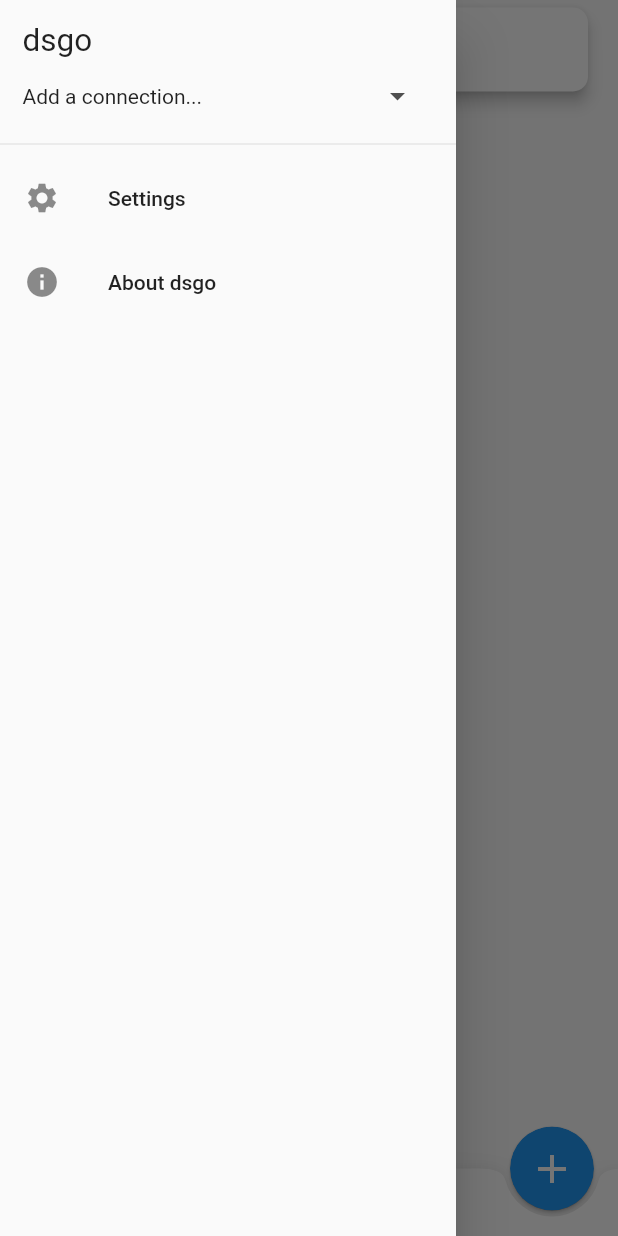
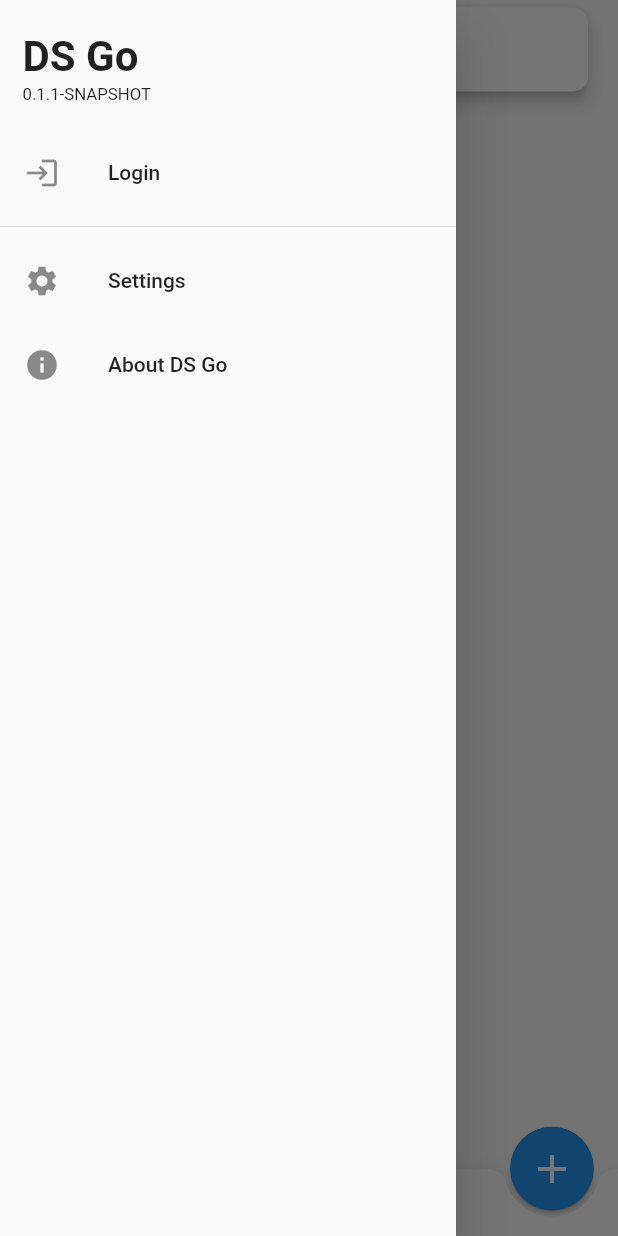
Before and after one commit to tingtingths/dsgo, a Flutter app: the screen it shows after launch, with the side drawer open, on a phone screen of 412 x 824 dp. Run offline on Flutter 3.47's test engine with Material 2 defaults, Android fonts, the phone set to English and light mode, and no system bars; our stand-ins replace file_picker, flutter_bloc, flutter_secure_storage, localstorage, package_info_plus, tuple; missing offline and left inert: synoapi; accounts and stored records are empty.

Commit message:
refactor: limit connection to 1.

```diff
--- a/lib/bloc/syno_api_bloc.dart
+++ b/lib/bloc/syno_api_bloc.dart
@@ -188,6 +188,7 @@
   set apiContext(APIContext? value) {
     l.info('setApiContext(); $value');
     context = value;
+    _dsApi = null;
     if (context != null) _dsApi = DownloadStationAPI(context!);
   }
 
--- a/lib/main.dart
+++ b/lib/main.dart
@@ -54,6 +54,10 @@
 
     // auto update api context when connection changed
     connectionBloc.stream.listen((event) {
+      if (event.activeConnection == null) {
+        apiBloc.apiContext = null;
+      }
+
       if (event.activeConnection != null && lastConnection != event.activeConnection) {
         var c = event.activeConnection!;
         if (c.uri == null) return;
--- a/lib/page/drawer.dart
+++ b/lib/page/drawer.dart
@@ -1,4 +1,6 @@
 import 'package:animations/animations.dart';
+import 'package:dsgo/bloc/syno_api_bloc.dart';
+import 'package:dsgo/util/const.dart';
 import 'package:flutter/material.dart';
 import 'package:flutter_bloc/flutter_bloc.dart';
 import 'package:logging/logging.dart';
@@ -15,20 +17,12 @@
 }
 
 class _AppDrawerHeader extends StatefulWidget {
-  Function(bool) _btnCallback;
-
-  _AppDrawerHeader(this._btnCallback);
-
   @override
-  State<StatefulWidget> createState() => _AppDrawerHeaderState(_btnCallback);
+  State<StatefulWidget> createState() => _AppDrawerHeaderState();
 }
 
 class _AppDrawerHeaderState extends State<_AppDrawerHeader> {
-  bool _expandConnection = false;
-  Function(bool) _btnCallback;
   PackageInfo? packageInfo;
-
-  _AppDrawerHeaderState(this._btnCallback);
 
   @override
   void initState() {
@@ -52,42 +46,15 @@
         crossAxisAlignment: CrossAxisAlignment.start,
         mainAxisAlignment: MainAxisAlignment.end,
         children: <Widget>[
-          Text(
-            packageInfo!.appName,
-            style: DefaultTextStyle.of(context).style.apply(fontSizeFactor: 1.5),
+          ListTile(
+            contentPadding: EdgeInsets.zero,
+            title: Text(STYLED_APP_NAME,
+              style: DefaultTextStyle.of(context).style.apply(fontSizeFactor: 2.0, fontWeightDelta: 2),
             ),
-          Row(
-            mainAxisSize: MainAxisSize.max,
-            mainAxisAlignment: MainAxisAlignment.spaceBetween,
-            children: <Widget>[
-              Expanded(
-                child: BlocBuilder<DSConnectionBloc, DSConnectionState>(
-                  builder: (cntx, state) {
-                    String? text = 'Add a connection...';
-                    if (state.activeConnection != null) {
-                      text = state.activeConnection!.friendlyName;
-                      text = text == null ? state.activeConnection!.buildUri() : text;
-                    }
-
-                    return Text(
-                      text,
-                      overflow: TextOverflow.fade,
-                      softWrap: false,
-                    );
-                  },
+            subtitle: Text('${packageInfo!.version}',
+              style: DefaultTextStyle.of(context).style.apply(fontSizeFactor: 0.8),
             ),
-              ),
-              IconButton(
-                icon: _expandConnection ? Icon(Icons.arrow_drop_up) : Icon(Icons.arrow_drop_down),
-                onPressed: () {
-                  setState(() {
-                    _expandConnection = !_expandConnection;
-                  });
-                  _btnCallback(_expandConnection);
-                },
-              ),
-            ],
-          ),
+          )
         ],
       ),
     );
@@ -96,22 +63,15 @@
 
 class _AppDrawerState extends State<AppDrawer> {
   final l = Logger('_AppDrawerState');
-  bool _inited = false;
-  bool expandConnection = false;
-  bool connectionUpdated = false;
-  final GlobalKey<AnimatedListState> _listKey = GlobalKey<AnimatedListState>();
-  var _list = <Widget>[];
-  var _connectionListItemIdx = [];
-  var _connectionCntrListItemIdx = [];
-  late DSConnectionBloc bloc;
-  GlobalKey _addAcBtnKey = GlobalKey();
+  late DSConnectionBloc connectionBloc;
+  late SynoApiBloc apiBloc;
   GlobalKey _settingsBtnKey = GlobalKey();
-  GlobalKey _manageConnectionsBtnKey = GlobalKey();
   PackageInfo? packageInfo;
 
   @override
   void initState() {
-    bloc = BlocProvider.of<DSConnectionBloc>(context);
+    connectionBloc = BlocProvider.of<DSConnectionBloc>(context);
+    apiBloc = BlocProvider.of<SynoApiBloc>(context);
     PackageInfo.fromPlatform().then((packageInfo) {
       setState(() {
         this.packageInfo = packageInfo;
@@ -128,20 +88,64 @@
     return BlocBuilder<DSConnectionBloc, DSConnectionState>(
       builder: (BuildContext context, DSConnectionState state) {
         var activeConnection = state.activeConnection;
-        var connections = state.connections;
+        var drawerItems = <Widget>[_AppDrawerHeader()];
 
-        int itmIdx = 0;
-        if (!_inited) {
-          _inited = true;
-          _list.addAll([
-            _AppDrawerHeader((expand) {
-              setState(() {
-                expandConnection = expand;
-              });
-            }),
-          ]);
-          itmIdx += _list.length - 1;
-          _list.addAll([
+        if (activeConnection != null) {
+          // add current connection
+          drawerItems.add(
+              OpenContainer(
+                closedColor: Colors.transparent,
+                closedElevation: 0,
+                closedBuilder: (context, action) {
+                  return ListTile(
+                    leading: Icon(
+                      Icons.person,
+                    ),
+                    title: Text(
+                      activeConnection.user ?? activeConnection.uri ?? '',
+                      style: TextStyle(
+                      ),
+                    ),
+                    onTap: action,
+                  );
+                },
+                openBuilder: (context, action) {
+                  return ConnectionEditForm.edit(0, activeConnection);
+                },
+              )
+          );
+        }
+
+        drawerItems.add(
+          OpenContainer(
+            closedColor: Colors.transparent,
+            closedElevation: 0,
+            openColor: Colors.transparent,
+            openElevation: 0,
+            closedBuilder: (context, action) {
+              if (activeConnection == null) {
+                return ListTile(
+                    leading: Icon(Icons.login),
+                    title: Text('Login'),
+                    onTap: action
+                );
+              } else {
+                return ListTile(
+                  leading: Icon(Icons.logout),
+                  title: Text('Logout'),
+                  onTap: () {
+                    connectionBloc.add(DSConnectionEvent.noPayload(DSConnectionAction.removeAll));
+                  }
+                );
+              }
+            },
+            openBuilder: (context, action) {
+              return ConnectionEditForm();
+            },
+          )
+        );
+
+        drawerItems.addAll([
           Divider(),
           OpenContainer(
             closedColor: Colors.transparent,
@@ -157,119 +161,27 @@
           AboutListTile(
             icon: Icon(Icons.info),
             applicationIcon: FlutterLogo(),
-              applicationName: packageInfo!.appName,
+            applicationName: STYLED_APP_NAME,
             applicationVersion: '${packageInfo!.version}-${packageInfo!.buildNumber}',
             applicationLegalese: '@ 2020 Ho Shing Ting',
             aboutBoxChildren: <Widget>[Text('❤ from Hong Kong.')],
           )
         ]);
-        } else {
-          _listKey.currentState!.setState(() {
-            expandConnection = expandConnection;
-          });
-        }
 
-        if (expandConnection) {
-          if (_connectionListItemIdx.length != connections.length) {
-            // remove existing
-            _connectionListItemIdx.sort((x, y) => (y - x));
-            _connectionListItemIdx.forEach((i) {
-              _removeItem(i);
-            });
-            _connectionListItemIdx = [];
-            connections.forEach((c) {
-              var isActive = activeConnection?.buildUri() == c!.buildUri();
-              _insertItem(++itmIdx, _buildConnectionWidget(c, isActive));
-              _connectionListItemIdx.add(itmIdx);
-            });
-          } else {
-            // replace
-            connections.forEach((c) {
-              var isActive = activeConnection?.buildUri() == c!.buildUri();
-              _list[++itmIdx] = _buildConnectionWidget(c, isActive);
-            });
-          }
-
-          // add control button if not already add
-          if (_connectionCntrListItemIdx.isEmpty) {
-            // DEBUG : remove all
-            _insertItem(
-                ++itmIdx,
-                ListTile(
-                  leading: Icon(Icons.person_add),
-                  title: Text('DEBUG Remove all'),
-                  onTap: () {
-                    bloc.add(DSConnectionEvent.noPayload(DSConnectionAction.removeAll));
-                  },
-                ));
-
-            _insertItem(
-                ++itmIdx,
-                ListTile(
-                  key: _manageConnectionsBtnKey,
-                  leading: Icon(Icons.people),
-                  title: Text('Manage Connections'),
-                  onTap: () {
-                    Navigator.push(context, MaterialPageRoute(
-                      builder: (context) {
-                        return ManageConnectionsPage();
-                      },
-                    ));
-                  },
-                ));
-            _connectionCntrListItemIdx.add(itmIdx);
-          }
-        } else {
-          _connectionCntrListItemIdx.sort((x, y) => (y - x));
-          _connectionCntrListItemIdx.forEach((i) => _removeItem(i));
-          _connectionCntrListItemIdx = [];
-
-          _connectionListItemIdx.sort((x, y) => (y - x));
-          _connectionListItemIdx.forEach((i) => _removeItem(i));
-          _connectionListItemIdx = [];
-        }
-
+        print(drawerItems);
         return Drawer(
           child: SafeArea(
               child: Column(
             children: <Widget>[
               Expanded(
-                child: AnimatedList(
-                  key: _listKey,
-                  initialItemCount: _list.length,
-                  itemBuilder: (cntx, idx, anim) {
-                    return _listItemBuilder(cntx, _list[idx], anim);
-                  },
+                child: ListView(
+                  children: drawerItems,
                 ),
               )
             ],
           )),
         );
       },
-    );
-  }
-
-  _insertItem(int idx, Widget widget) {
-    _list.insert(idx, widget);
-    _listKey.currentState!.insertItem(idx, duration: Duration(milliseconds: 150));
-  }
-
-  _removeItem(int idx) {
-    if (_list.length < idx + 1) return;
-    var widget = _list.removeAt(idx);
-    _listKey.currentState!.removeItem(idx, (cntx, anim) {
-      return _listItemBuilder(cntx, widget, anim);
-    }, duration: Duration(milliseconds: 150));
-  }
-
-  Widget _listItemBuilder(BuildContext context, Widget widget, Animation<double> animation) {
-    return SizeTransition(
-      axis: Axis.vertical,
-      sizeFactor: animation,
-      child: FadeTransition(
-        opacity: animation,
-        child: widget,
-      ),
     );
   }
 
@@ -291,6 +203,7 @@
       ),
       onTap: () {
         bloc.add(DSConnectionEvent(DSConnectionAction.select, conn, null));
+        apiBloc.apiContext = null;
       },
     );
 
--- a/lib/util/const.dart
+++ b/lib/util/const.dart
@@ -1,6 +1,7 @@
 import 'package:flutter/material.dart';
 
 final String TXT_NOTHING = 'Wow, such empty';
+final String STYLED_APP_NAME = 'DS Go';
 
 enum StorageKey { Connections, DefaultConnectionIndex, UserSettings }
 
--- a/pubspec.yaml
+++ b/pubspec.yaml
@@ -15,7 +15,7 @@
 # In iOS, build-name is used as CFBundleShortVersionString while build-number used as CFBundleVersion.
 # Read more about iOS versioning at
 # https://developer.apple.com/library/archive/documentation/General/Reference/InfoPlistKeyReference/Articles/CoreFoundationKeys.html
-version: 0.1.0-SNAPSHOT
+version: 0.1.1-SNAPSHOT
 
 environment:
   sdk: '>=2.12.0 <3.0.0'
```
Also changed, not shown: lib/page/tasks.dart (+18 -1 lines). Lines whose indentation alone changed are shown as unchanged.
